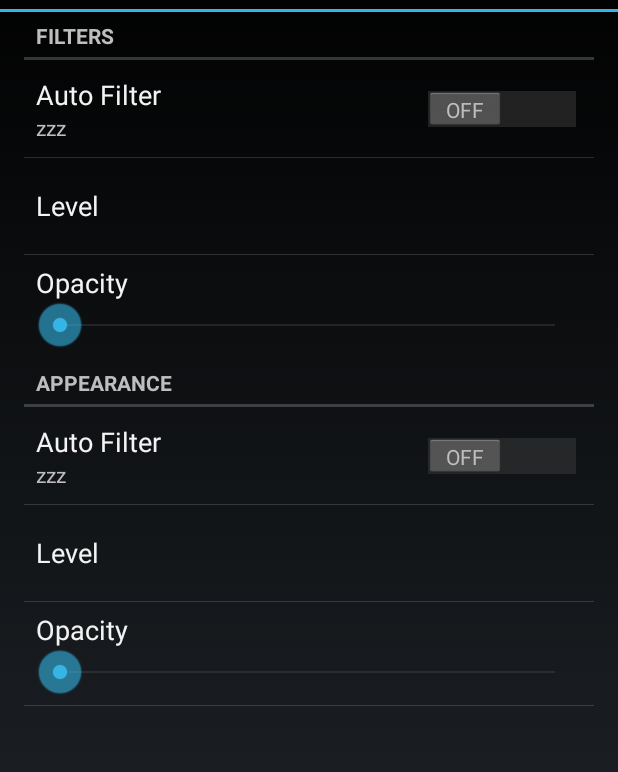
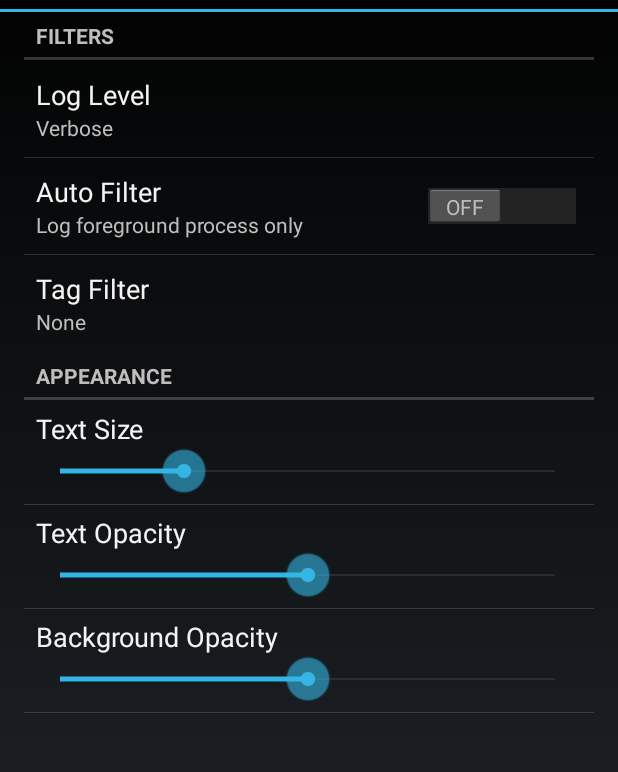
Before and after one commit to jgilfelt/GhostLog, an Android app: the screen it shows after launch (MainActivity), on a phone screen of 412 x 824 dp, the part 60-832 px from its top. Run offline under Robolectric (Android 15) with nearby library versions, the phone set to English and light mode, and no system bars.

Commit message:
prefs implementation

```diff
--- a/GhostLog/app/src/main/java/com/readystatesoftware/ghostlog/MainActivity.java
+++ b/GhostLog/app/src/main/java/com/readystatesoftware/ghostlog/MainActivity.java
@@ -3,9 +3,12 @@ package com.readystatesoftware.ghostlog;
 import android.content.Context;
 import android.content.res.Configuration;
 import android.os.Bundle;
+import android.preference.ListPreference;
+import android.preference.Preference;
 import android.preference.PreferenceActivity;
 import android.preference.PreferenceCategory;
 import android.preference.PreferenceFragment;
+import android.preference.PreferenceManager;
 
 import java.util.List;
 
@@ -49,31 +52,68 @@ public class MainActivity extends PreferenceActivity {
         }
 
         addPreferencesFromResource(R.xml.pref_blank);
+
         // Add 'filters' preferences.
         PreferenceCategory fakeHeader = new PreferenceCategory(this);
         fakeHeader.setTitle(R.string.filters);
         getPreferenceScreen().addPreference(fakeHeader);
         addPreferencesFromResource(R.xml.pref_filters);
+        bindPreferenceSummaryToValue(findPreference(getString(R.string.pref_log_level)));
 
         // Add 'appearance' preferences.
         fakeHeader = new PreferenceCategory(this);
         fakeHeader.setTitle(R.string.appearance);
         getPreferenceScreen().addPreference(fakeHeader);
-        addPreferencesFromResource(R.xml.pref_filters);
+        addPreferencesFromResource(R.xml.pref_appearance);
 
     }
 
     /**
-     * A placeholder fragment containing a simple view.
+     * A preference value change listener that updates the preference's summary
+     * to reflect its new value.
      */
-    public static class PlaceholderFragment extends PreferenceFragment {
+    private static Preference.OnPreferenceChangeListener sBindPreferenceSummaryToValueListener = new Preference.OnPreferenceChangeListener() {
+        @Override
+        public boolean onPreferenceChange(Preference preference, Object value) {
+            String stringValue = value.toString();
+            if (preference instanceof ListPreference) {
+                // For list preferences, look up the correct display value in
+                // the preference's 'entries' list.
+                ListPreference listPreference = (ListPreference) preference;
+                int index = listPreference.findIndexOfValue(stringValue);
+                // Set the summary to reflect the new value.
+                preference
+                        .setSummary(index >= 0 ? listPreference.getEntries()[index]
+                                : null);
+            } else {
+                // For all other preferences, set the summary to the value's
+                // simple string representation.
+                preference.setSummary(stringValue);
+            }
+            return true;
+        }
+    };
 
-        @Override
-        public void onCreate(Bundle savedInstanceState) {
-            super.onCreate(savedInstanceState);
-            // Load the preferences from an XML resource
-            addPreferencesFromResource(R.xml.pref_filters);
-        }
+    /**
+     * Binds a preference's summary to its value. More specifically, when the
+     * preference's value is changed, its summary (line of text below the
+     * preference title) is updated to reflect the value. The summary is also
+     * immediately updated upon calling this method. The exact display format is
+     * dependent on the type of preference.
+     *
+     * @see #sBindPreferenceSummaryToValueListener
+     */
+    private static void bindPreferenceSummaryToValue(Preference preference) {
+        // Set the listener to watch for value changes.
+        preference
+                .setOnPreferenceChangeListener(sBindPreferenceSummaryToValueListener);
+        // Trigger the listener immediately with the preference's
+        // current value.
+        sBindPreferenceSummaryToValueListener.onPreferenceChange(
+                preference,
+                PreferenceManager.getDefaultSharedPreferences(
+                        preference.getContext()).getString(preference.getKey(),
+                        ""));
     }
 
     /**
@@ -96,4 +136,23 @@ public class MainActivity extends PreferenceActivity {
         return ALWAYS_SIMPLE_PREFS || !isXLargeTablet(context);
     }
 
+    public static class FilterPreferenceFragment extends PreferenceFragment {
+        @Override
+        public void onCreate(Bundle savedInstanceState) {
+            super.onCreate(savedInstanceState);
+            // Load the preferences from an XML resource
+            addPreferencesFromResource(R.xml.pref_filters);
+            bindPreferenceSummaryToValue(findPreference(getString(R.string.pref_log_level)));
+        }
+    }
+
+    public static class AppearancePreferenceFragment extends PreferenceFragment {
+        @Override
+        public void onCreate(Bundle savedInstanceState) {
+            super.onCreate(savedInstanceState);
+            // Load the preferences from an XML resource
+            addPreferencesFromResource(R.xml.pref_appearance);
+        }
+    }
+
 }
--- a/GhostLog/app/src/main/res/values/strings.xml
+++ b/GhostLog/app/src/main/res/values/strings.xml
@@ -2,18 +2,16 @@
 <resources>
 
     <string name="app_name">GhostLog</string>
-    <string name="action_settings">Settings</string>
     <string name="appearance">Appearance</string>
     <string name="filters">Filters</string>
+    <string name="text_opacity">Text Opacity</string>
+    <string name="background_opacity">Background Opacity</string>
+    <string name="text_size">Text Size</string>
+    <string name="auto_filter">Auto Filter</string>
+    <string name="auto_filter_summary">Log foreground process only</string>
+    <string name="log_level">Log Level</string>
+    <string name="tag_filter">Tag Filter</string>
+    <string name="none">None</string>
 
-    <string-array name="levels_entries">
-        <item>Verbose</item>
-        <item>Debug</item>
-    </string-array>
-
-    <string-array name="levels_values">
-        <item>0</item>
-        <item>1</item>
-    </string-array>
 
 </resources>
--- /dev/null
+++ b/GhostLog/app/src/main/res/values/strings_prefs.xml
@@ -0,0 +1,30 @@
+<?xml version="1.0" encoding="utf-8"?>
+<resources>
+
+    <string name="pref_auto_filter">pref_auto_filter</string>
+    <string name="pref_log_level">pref_log_level</string>
+    <string name="pref_tag_filter">pref_tag_filter</string>
+    <string name="pref_text_opacity">pref_text_opacity</string>
+    <string name="pref_bg_opacity">pref_bg_opacity</string>
+    <string name="pref_text_size">pref_text_size</string>
+    <string name="pref_screen_tag_filter">pref_screen_tag_filter</string>
+
+    <string-array name="levels_entries">
+        <item>Verbose</item>
+        <item>Debug</item>
+        <item>Info</item>
+        <item>Warn</item>
+        <item>Error</item>
+        <item>Assert</item>
+    </string-array>
+
+    <string-array name="levels_values">
+        <item>0</item>
+        <item>1</item>
+        <item>2</item>
+        <item>3</item>
+        <item>4</item>
+        <item>5</item>
+    </string-array>
+
+</resources>
--- /dev/null
+++ b/GhostLog/app/src/main/res/xml/pref_appearance.xml
@@ -0,0 +1,24 @@
+<?xml version="1.0" encoding="utf-8"?>
+
+<PreferenceScreen xmlns:android="http://schemas.android.com/apk/res/android"
+    xmlns:app="http://schemas.android.com/apk/res/com.readystatesoftware.ghostlog">
+
+    <com.readystatesoftware.ghostlog.SeekBarPreference
+        android:key="@string/pref_text_size"
+        app:max="8"
+        android:defaultValue="2"
+        android:title="@string/text_size" />
+
+    <com.readystatesoftware.ghostlog.SeekBarPreference
+        android:key="@string/pref_text_opacity"
+        app:max="100"
+        android:defaultValue="50"
+        android:title="@string/text_opacity" />
+
+    <com.readystatesoftware.ghostlog.SeekBarPreference
+        android:key="@string/pref_bg_opacity"
+        app:max="100"
+        android:defaultValue="50"
+        android:title="@string/background_opacity" />
+
+</PreferenceScreen>
--- a/GhostLog/app/src/main/res/xml/pref_filters.xml
+++ b/GhostLog/app/src/main/res/xml/pref_filters.xml
@@ -1,21 +1,22 @@
 <?xml version="1.0" encoding="utf-8"?>
-<PreferenceScreen xmlns:android="http://schemas.android.com/apk/res/android"
-    xmlns:app="http://schemas.android.com/apk/res/com.readystatesoftware.ghostlog">
+<PreferenceScreen xmlns:android="http://schemas.android.com/apk/res/android">
 
-	<SwitchPreference
-        android:defaultValue="false"
-        android:key="pref_auto_filter"
-        android:summary="zzz"
-        android:title="Auto Filter" />
     <ListPreference
         android:defaultValue="0"
         android:dialogTitle="Level"
         android:entries="@array/levels_entries"
         android:entryValues="@array/levels_values"
-        android:key="pref_level"
-        android:title="Level" />
-    <com.readystatesoftware.ghostlog.SeekBarPreference
-        android:key="pref_opacity"
-        app:max="100"
-        android:title="Opacity" />
+        android:key="@string/pref_log_level"
+        android:title="@string/log_level" />
+	<SwitchPreference
+        android:defaultValue="false"
+        android:key="@string/pref_auto_filter"
+        android:title="@string/auto_filter"
+        android:summary="@string/auto_filter_summary"/>
+    <PreferenceScreen
+        android:key="@string/pref_screen_tag_filter"
+        android:title="@string/tag_filter"
+        android:summary="@string/none">
+    </PreferenceScreen>
+
 </PreferenceScreen>
--- a/GhostLog/app/src/main/res/xml/pref_headers.xml
+++ b/GhostLog/app/src/main/res/xml/pref_headers.xml
@@ -2,10 +2,10 @@
 <preference-headers xmlns:android="http://schemas.android.com/apk/res/android" >
 
     <header
-        android:fragment="com.readystatesoftware.ghostlog.MainActivity$PlaceholderFragment"
+        android:fragment="com.readystatesoftware.ghostlog.MainActivity$FilterPreferenceFragment"
         android:title="@string/filters" />
     <header
-        android:fragment="com.readystatesoftware.ghostlog.MainActivity$PlaceholderFragment"
+        android:fragment="com.readystatesoftware.ghostlog.MainActivity$AppearancePreferenceFragment"
         android:title="@string/appearance" />
 
 </preference-headers>
```
